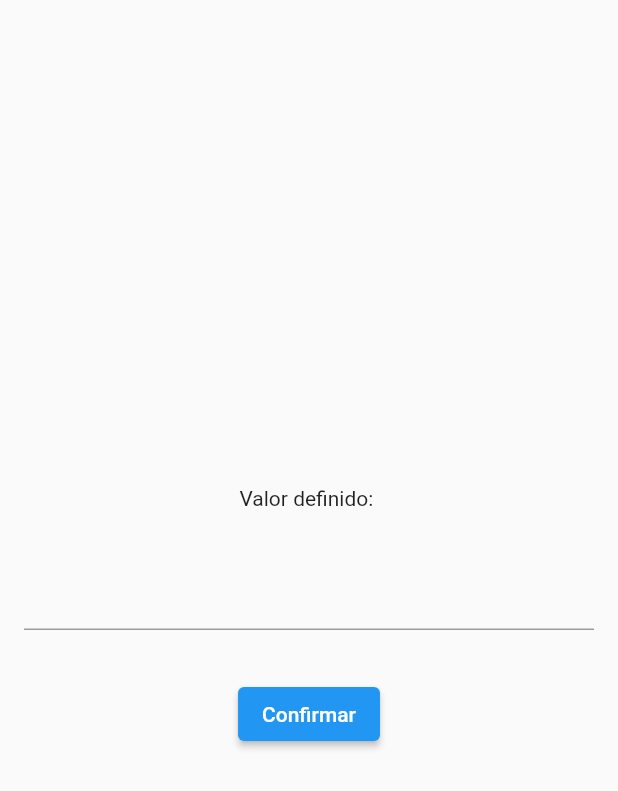
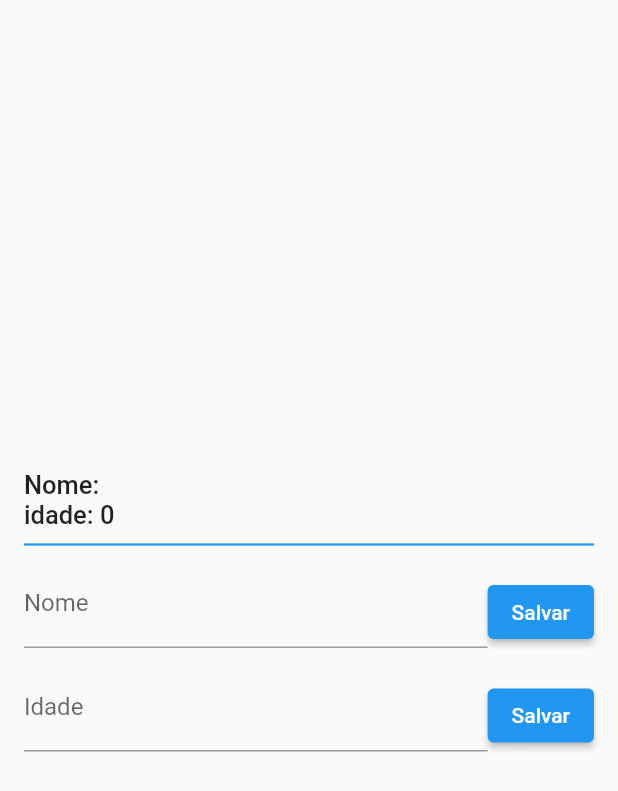
Before and after one commit to AdeilsonESilva/getx_intro, a Flutter app: the screen it shows after launch, on a phone screen of 412 x 824 dp. Shown: the top 791 px of the screen. Run offline on Flutter 3.47's test engine with Material 2 defaults, Android fonts, the phone set to English and light mode, and no system bars; our stand-ins replace get.

Commit message:
Obx to object

```diff
--- a/lib/main.dart
+++ b/lib/main.dart
@@ -1,9 +1,10 @@
 import 'package:flutter/material.dart';
 import 'package:get/get_state_manager/get_state_manager.dart';
+import 'package:getx_intro/user_controller.dart';
 import 'package:getx_intro/value_controller.dart';
 
 void main() {
-  runApp(const MyApp());
+  runApp(const MyApp2());
 }
 
 class MyApp extends StatelessWidget {
@@ -65,3 +66,117 @@ class HomePage extends StatelessWidget {
     );
   }
 }
+
+class MyApp2 extends StatelessWidget {
+  const MyApp2({Key? key}) : super(key: key);
+
+  @override
+  Widget build(BuildContext context) {
+    return MaterialApp(
+      title: 'Flutter Demo',
+      theme: ThemeData(
+        primarySwatch: Colors.blue,
+      ),
+      home: HomePage2(),
+    );
+  }
+}
+
+class HomePage2 extends StatelessWidget {
+  HomePage2({Key? key}) : super(key: key);
+
+  final nameController = TextEditingController();
+  final ageController = TextEditingController();
+
+  TextStyle commonStyle() => const TextStyle(
+        fontSize: 17,
+        fontWeight: FontWeight.w500,
+      );
+
+  final userController = UserController();
+
+  @override
+  Widget build(BuildContext context) {
+    return Scaffold(
+      body: Padding(
+        padding: const EdgeInsets.all(16),
+        child: Column(
+          mainAxisAlignment: MainAxisAlignment.center,
+          crossAxisAlignment: CrossAxisAlignment.stretch,
+          children: [
+            Obx(
+              () => Text(
+                'Nome: ${userController.user.value.name}',
+                style: commonStyle(),
+              ),
+            ),
+            Obx(
+              () => Text(
+                'idade: ${userController.user.value.age}',
+                style: commonStyle(),
+              ),
+            ),
+
+            const Divider(
+              thickness: 1.5,
+              color: Colors.blue,
+              height: 20,
+            ),
+
+            Row(
+              crossAxisAlignment: CrossAxisAlignment.end,
+              children: [
+                // Campo de nome
+                Expanded(
+                  child: TextField(
+                    controller: nameController,
+                    decoration: const InputDecoration(
+                      labelText: 'Nome',
+                    ),
+                  ),
+                ),
+
+                // Botão para salvar o nome
+                ElevatedButton(
+                  onPressed: () {
+                    userController.setUserName(nameController.text);
+                  },
+                  child: const Text('Salvar'),
+                ),
+              ],
+            ),
+
+            // Espaçamento
+            const SizedBox(height: 10),
+
+            Row(
+              crossAxisAlignment: CrossAxisAlignment.end,
+              children: [
+                // Campo de idade
+                Expanded(
+                  child: TextField(
+                    controller: ageController,
+                    decoration: const InputDecoration(
+                      labelText: 'Idade',
+                    ),
+                  ),
+                ),
+
+                // Botão para salvar a idade
+                ElevatedButton(
+                  onPressed: () {
+                    userController.setUserAge(int.parse(ageController.text));
+                  },
+                  child: const Text('Salvar'),
+                ),
+              ],
+            ),
+
+            // Espaçamento
+            const SizedBox(height: 10),
+          ],
+        ),
+      ),
+    );
+  }
+}
--- /dev/null
+++ b/lib/user_controller.dart
@@ -0,0 +1,21 @@
+import 'package:get/get.dart';
+import 'package:getx_intro/user_model.dart';
+
+class UserController extends GetxController {
+  Rx<UserModel> user = UserModel().obs;
+
+  void setUserName(String userName) {
+    // user.update((obj) {
+    //   obj?.name = userName;
+    // });
+
+    user.value.name = userName;
+    user.refresh();
+  }
+
+  void setUserAge(int userAge) {
+    user.update((obj) {
+      obj?.age = userAge;
+    });
+  }
+}
--- /dev/null
+++ b/lib/user_model.dart
@@ -0,0 +1,9 @@
+class UserModel {
+  String name;
+  int age;
+
+  UserModel({
+    this.name = '',
+    this.age = 0,
+  });
+}
```
